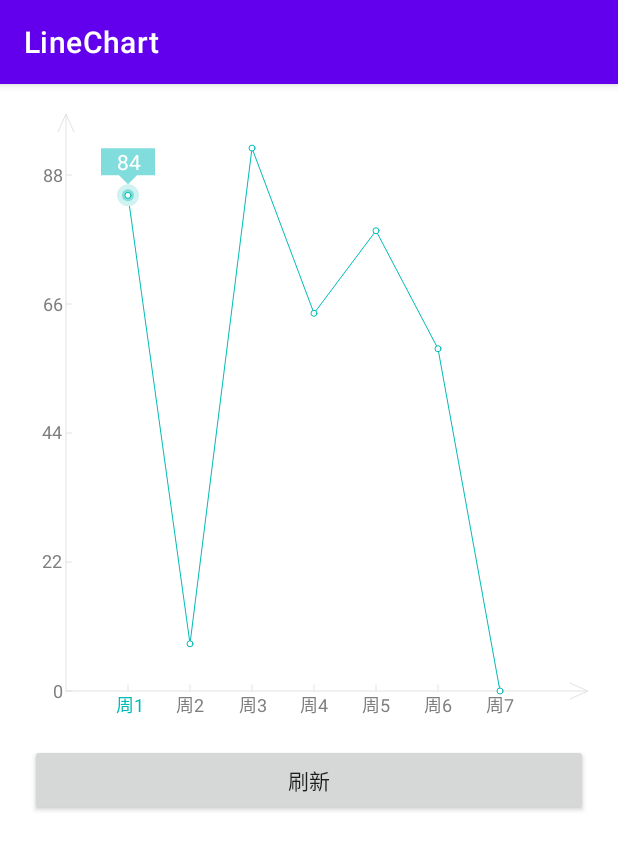
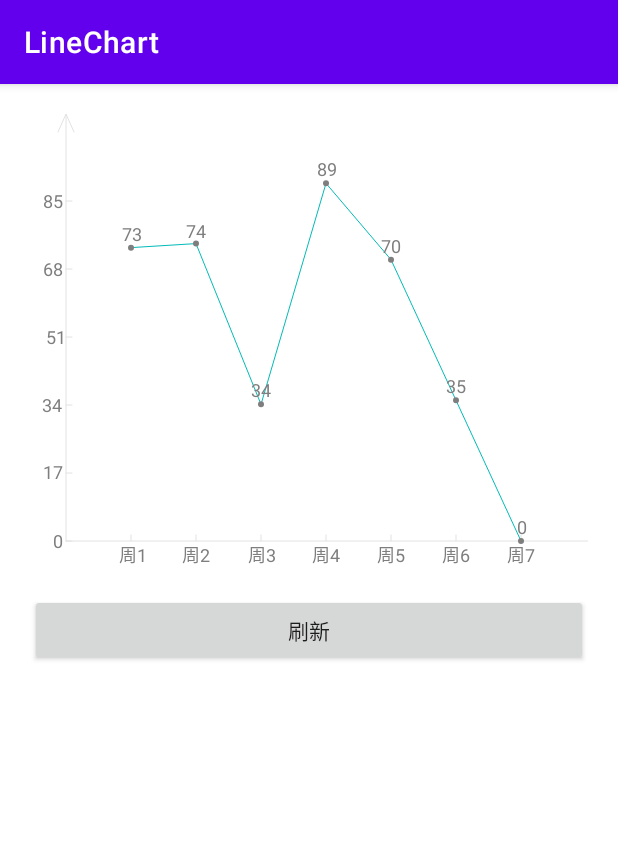
Before and after one commit to xueqiya/LineChart, an Android app: the screen it shows after launch (MainActivity), after a tap on "刷新", on a phone screen of 412 x 824 dp. Shown: the top 850 px of the screen. Run offline under Robolectric (Android 15) with nearby library versions, the phone set to English and light mode, and no system bars.

Commit message:
feat: update

```diff
--- a/app/src/main/java/com/apkmatrix/demo/linechart/ChartView.java
+++ b/app/src/main/java/com/apkmatrix/demo/linechart/ChartView.java
@@ -151,7 +151,6 @@ public class ChartView extends View {
             //这里需要确定几个基本点，只有确定了xy轴原点坐标，第一个点的X坐标值及其最大最小值
             width = getWidth();
             height = getHeight();
-            interval = width / 9;
             //Y轴文本最大宽度
             float textYWdith = getTextBounds("000", xyTextPaint).width();
             for (int i = 0; i < yValue.size(); i++) {//求取y轴文本最大的宽度
@@ -172,6 +171,7 @@ public class ChartView extends View {
                 if (rect.width() > xValueRect.width())
                     xValueRect = rect;
             }
+            interval = (width - xOri) / 8;
             yOri = (int) (height - dp2 - textXHeight - dp3 - xylinewidth);//dp3是x轴文本距离底边，dp2是x轴文本距离x轴的距离
             xInit = interval + xOri;
         }
@@ -180,8 +180,8 @@ public class ChartView extends View {
 
     @Override
     protected void onDraw(Canvas canvas) {
+        if (xValue.size() <= 0) return;
         canvas.drawColor(bgcolor);
-        if (xValue.size() <= 0) return;
         drawXY(canvas);
         drawBrokenLineAndPoint(canvas);
     }
@@ -204,65 +204,17 @@ public class ChartView extends View {
      */
     private void drawBrokenPoint(Canvas canvas) {
         float dp2 = dpToPx(2);
-        float dp4 = dpToPx(4);
-        float dp7 = dpToPx(7);
         //绘制节点对应的原点
         for (int i = 0; i < xValue.size(); i++) {
             float x = xInit + interval * i;
-            float y = yOri - yOri * (1 - 0.1f) * value.get(xValue.get(i)) / yValue.get(yValue.size() - 1);
-            //绘制选中的点
-            if (i == selectIndex - 1) {
-                linePaint.setStyle(Paint.Style.FILL);
-                linePaint.setColor(0xffd0f3f2);
-                canvas.drawCircle(x, y, dp7, linePaint);
-                linePaint.setColor(0xff81dddb);
-                canvas.drawCircle(x, y, dp4, linePaint);
-                drawFloatTextBox(canvas, x, y - dp7, value.get(xValue.get(i)));
-            }
-            //绘制普通的节点
+            float y = yOri - yOri * (1 - 0.2f) * value.get(xValue.get(i)) / yValue.get(yValue.size() - 1);
             linePaint.setStyle(Paint.Style.FILL);
-            linePaint.setColor(Color.WHITE);
+            linePaint.setColor(xytextcolor);
+            linePaint.setTextSize(xytextsize);
             canvas.drawCircle(x, y, dp2, linePaint);
-            linePaint.setStyle(Paint.Style.STROKE);
-            linePaint.setColor(linecolor);
-            canvas.drawCircle(x, y, dp2, linePaint);
-
+            Rect rect = getTextBounds(value.get(xValue.get(i)) + "", linePaint);
+            canvas.drawText(value.get(xValue.get(i)) + "", x - rect.width() / 2, y - rect.height() / 2, linePaint);
         }
-    }
-
-    /**
-     * 绘制显示Y值的浮动框
-     *
-     * @param canvas
-     * @param x
-     * @param y
-     * @param text
-     */
-    private void drawFloatTextBox(Canvas canvas, float x, float y, int text) {
-        int dp6 = dpToPx(6);
-        int dp18 = dpToPx(18);
-        //p1
-        Path path = new Path();
-        path.moveTo(x, y);
-        //p2
-        path.lineTo(x - dp6, y - dp6);
-        //p3
-        path.lineTo(x - dp18, y - dp6);
-        //p4
-        path.lineTo(x - dp18, y - dp6 - dp18);
-        //p5
-        path.lineTo(x + dp18, y - dp6 - dp18);
-        //p6
-        path.lineTo(x + dp18, y - dp6);
-        //p7
-        path.lineTo(x + dp6, y - dp6);
-        //p1
-        path.lineTo(x, y);
-        canvas.drawPath(path, linePaint);
-        linePaint.setColor(Color.WHITE);
-        linePaint.setTextSize(spToPx(14));
-        Rect rect = getTextBounds(text + "", linePaint);
-        canvas.drawText(text + "", x - rect.width() / 2, y - dp6 - (dp18 - rect.height()) / 2, linePaint);
     }
 
     /**
@@ -276,11 +228,11 @@ public class ChartView extends View {
         //绘制折线
         Path path = new Path();
         float x = xInit + interval * 0;
-        float y = yOri - yOri * (1 - 0.1f) * value.get(xValue.get(0)) / yValue.get(yValue.size() - 1);
+        float y = yOri - yOri * (1 - 0.2f) * value.get(xValue.get(0)) / yValue.get(yValue.size() - 1);
         path.moveTo(x, y);
         for (int i = 1; i < xValue.size(); i++) {
             x = xInit + interval * i;
-            y = yOri - yOri * (1 - 0.1f) * value.get(xValue.get(i)) / yValue.get(yValue.size() - 1);
+            y = yOri - yOri * (1 - 0.2f) * value.get(xValue.get(i)) / yValue.get(yValue.size() - 1);
             path.lineTo(x, y);
         }
         canvas.drawPath(path, linePaint);
@@ -303,7 +255,7 @@ public class ChartView extends View {
         path.lineTo(xOri - xylinewidth / 2 + dpToPx(5), dpToPx(12));
         canvas.drawPath(path, xyPaint);
         //绘制y轴刻度
-        int yLength = (int) (yOri * (1 - 0.1f) / (yValue.size() - 1));//y轴上面空出10%,计算出y轴刻度间距
+        int yLength = (int) (yOri * (1 - 0.2f) / (yValue.size() - 1));//y轴上面空出20%,计算出y轴刻度间距
         for (int i = 0; i < yValue.size(); i++) {
             //绘制Y轴刻度
             canvas.drawLine(xOri, yOri - yLength * i + xylinewidth / 2, xOri + length, yOri - yLength * i + xylinewidth / 2, xyPaint);
@@ -319,9 +271,7 @@ public class ChartView extends View {
         xyPaint.setStyle(Paint.Style.STROKE);
         path = new Path();
         //整个X轴的长度
-        float xLength = xInit + interval * (xValue.size() - 1) + (width - xOri) * 0.1f;
-        if (xLength < width)
-            xLength = width;
+        float xLength = xInit + interval * (xValue.size() - 1) + (width - xOri) * 0.2f;
         path.moveTo(xLength - dpToPx(12), yOri + xylinewidth / 2 - dpToPx(5));
         path.lineTo(xLength - xylinewidth / 2, yOri + xylinewidth / 2);
         path.lineTo(xLength - dpToPx(12), yOri + xylinewidth / 2 + dpToPx(5));
@@ -329,52 +279,12 @@ public class ChartView extends View {
         //绘制x轴刻度
         for (int i = 0; i < xValue.size(); i++) {
             float x = xInit + interval * i;
-            if (x >= xOri) {//只绘制从原点开始的区域
-                xyTextPaint.setColor(xytextcolor);
-                canvas.drawLine(x, yOri, x, yOri - length, xyPaint);
-                //绘制X轴文本
-                String text = xValue.get(i);
-                Rect rect = getTextBounds(text, xyTextPaint);
-                if (i == selectIndex - 1) {
-                    xyTextPaint.setColor(linecolor);
-                    canvas.drawText(text, 0, text.length(), x - rect.width() / 2, yOri + xylinewidth + dpToPx(2) + rect.height(), xyTextPaint);
-                } else {
-                    canvas.drawText(text, 0, text.length(), x - rect.width() / 2, yOri + xylinewidth + dpToPx(2) + rect.height(), xyTextPaint);
-                }
-            }
-        }
-    }
-
-    /**
-     * 点击X轴坐标或者折线节点
-     *
-     * @param event
-     */
-    private void clickAction(MotionEvent event) {
-        int dp8 = dpToPx(8);
-        float eventX = event.getX();
-        float eventY = event.getY();
-        for (int i = 0; i < xValue.size(); i++) {
-            //节点
-            float x = xInit + interval * i;
-            float y = yOri - yOri * (1 - 0.1f) * value.get(xValue.get(i)) / yValue.get(yValue.size() - 1);
-            if (eventX >= x - dp8 && eventX <= x + dp8 &&
-                    eventY >= y - dp8 && eventY <= y + dp8 && selectIndex != i + 1) {//每个节点周围8dp都是可点击区域
-                selectIndex = i + 1;
-                invalidate();
-                return;
-            }
-            //X轴刻度
+            xyTextPaint.setColor(xytextcolor);
+            canvas.drawLine(x, yOri, x, yOri - length, xyPaint);
+            //绘制X轴文本
             String text = xValue.get(i);
             Rect rect = getTextBounds(text, xyTextPaint);
-            x = xInit + interval * i;
-            y = yOri + xylinewidth + dpToPx(2);
-            if (eventX >= x - rect.width() / 2 - dp8 && eventX <= x + rect.width() + dp8 / 2 &&
-                    eventY >= y - dp8 && eventY <= y + rect.height() + dp8 && selectIndex != i + 1) {
-                selectIndex = i + 1;
-                invalidate();
-                return;
-            }
+            canvas.drawText(text, 0, text.length(), x - rect.width() / 2, yOri + xylinewidth + dpToPx(2) + rect.height(), xyTextPaint);
         }
     }
 
--- a/app/src/main/java/com/apkmatrix/demo/linechart/MainActivity.java
+++ b/app/src/main/java/com/apkmatrix/demo/linechart/MainActivity.java
@@ -30,16 +30,6 @@ public class MainActivity extends AppCompatActivity {
 
         initView();
 
-        for (int i = 0; i < 7; i++) {
-            String x = "周" + (i + 1);
-            xValue.add(x);
-            value.put(x, (int) (Math.random() * 100));
-        }
-        for (int i = 0; i < 6; i++) {
-            yValue.add(i * 20);
-        }
-
-
         refresh.setOnClickListener(view -> {
             setData();
         });
@@ -64,8 +54,8 @@ public class MainActivity extends AppCompatActivity {
                 maxValue = entry.getValue();
             }
         }
-        for (int i = 0; i < 5; i++) {
-            yValue.add((maxValue + 20) / 5 * i);
+        for (int i = 0; i < 6; i++) {
+            yValue.add((maxValue) / 5 * i);
         }
         chartView.setValue(value, xValue, yValue);
     }
--- a/app/src/main/res/layout/activity_main.xml
+++ b/app/src/main/res/layout/activity_main.xml
@@ -11,7 +11,7 @@
     <com.apkmatrix.demo.linechart.ChartView
         android:id="@+id/chartview"
         android:layout_width="match_parent"
-        android:layout_height="400dp"
+        android:layout_height="300dp"
         android:layout_centerInParent="true"
         app:bgcolor="#ffffff"
         app:linecolor="#02bbb7"
```
